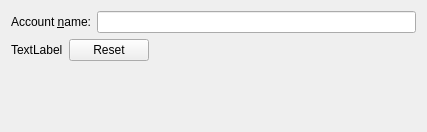
The window that resources/facebook/settingsdialog.ui (KDE/kdepim-runtime) describes before a commit, drawn with Qt 5.
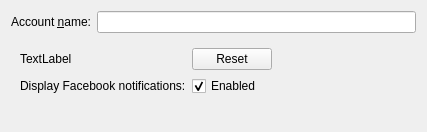
The same window after the commit. The open tabs and pages were chosen to show the change. Custom widgets are drawn as their Qt base class.

Commit message:
Display KNotification and KStatusNotifier for Facebook notifications
Whenever the user receives new Facebook notification, it's displayed in
KStatusNotifierItem, which also includes menu with direct links to the
notifications as well as an option to mark all notifications as read (on
the server).

For every new Facebook notification there is KNotification displayed as
well. If there are more than one Facebook notifications, the newest one
is displayed with "...and N more" appended.

The configuration part of the resource contains a setting to turn this
off.

DIGEST

The edit to the form file:
```diff
--- a/resources/facebook/settingsdialog.ui
+++ b/resources/facebook/settingsdialog.ui
@@ -98,37 +98,41 @@
      </widget>
      <widget class="QWidget" name="authenticatedPage">
       <layout class="QVBoxLayout" name="verticalLayout">
-       <property name="margin">
-        <number>0</number>
-       </property>
        <item>
-        <layout class="QHBoxLayout" name="horizontalLayout_3">
-         <item>
+        <layout class="QFormLayout" name="formLayout">
+         <property name="fieldGrowthPolicy">
+          <enum>QFormLayout::ExpandingFieldsGrow</enum>
+         </property>
+         <item row="0" column="0">
           <widget class="QLabel" name="authenticationLabel">
            <property name="text">
             <string>TextLabel</string>
            </property>
           </widget>
          </item>
-         <item>
+         <item row="0" column="1">
           <widget class="QPushButton" name="resetButton">
            <property name="text">
             <string>Reset</string>
            </property>
           </widget>
          </item>
-         <item>
-          <spacer name="horizontalSpacer">
-           <property name="orientation">
-            <enum>Qt::Horizontal</enum>
+         <item row="1" column="0">
+          <widget class="QLabel" name="enableNotificationsLabel">
+           <property name="text">
+            <string>Display Facebook notifications:</string>
            </property>
-           <property name="sizeHint" stdset="0">
-            <size>
-             <width>231</width>
-             <height>20</height>
-            </size>
+          </widget>
+         </item>
+         <item row="1" column="1">
+          <widget class="QCheckBox" name="enableNotificationsCheckBox">
+           <property name="text">
+            <string>Enabled</string>
            </property>
-          </spacer>
+           <property name="checked">
+            <bool>true</bool>
+           </property>
+          </widget>
          </item>
         </layout>
        </item>
```
Left out of the diff: 2 changed lines with no effect on the pictures. The commit also changes 7 other files.
